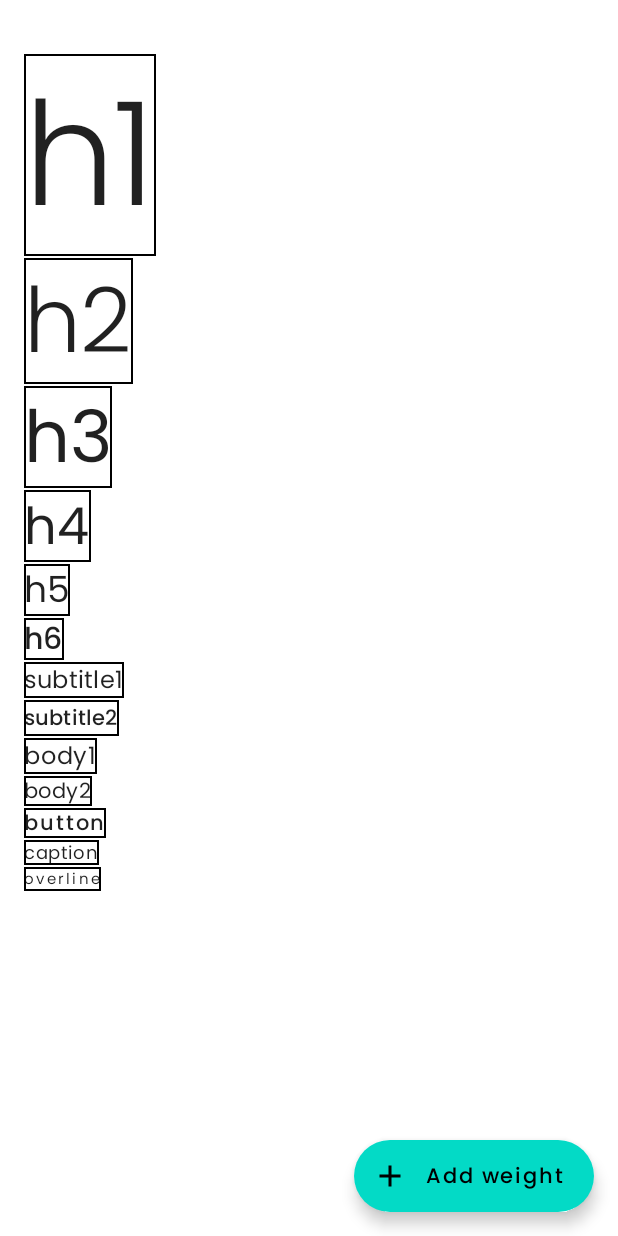
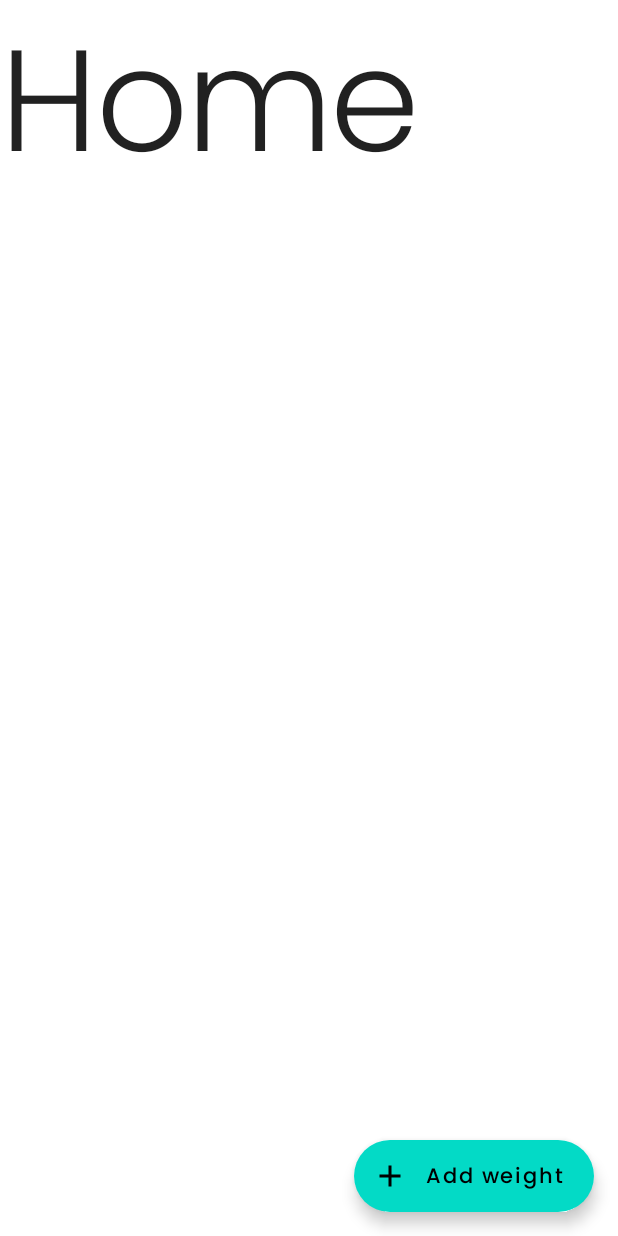
Before and after one commit to ARES-ID/Daedalus, an Android app built with Jetpack Compose: the screen it shows after launch (MainActivity), on a phone screen of 412 x 824 dp. Run offline under Robolectric (Android 15) with nearby library versions, the phone set to English and light mode, and no system bars; our stand-ins replace Timber.

Commit message:
DDS-13 Jack wants to access a GEM (#3)
* Squashed commit of the following:

commit d9c69a00256d5777085b2c7db8afb63d559dce34
Author: René Jörg Spies <121259924+ReneSpies2@users.noreply.github.com>
Date:   Fri Dec 23 16:56:05 2022 +0100

    DDS-14 Jack wants to use a Logger (#2)

    DDS-14 Added timber

* DDS-13 Add navigation logic and gem subscreen

* DDS-13 Extract code

```diff
--- a/app/src/main/java/me/renespies/daedalus/MainActivity.kt
+++ b/app/src/main/java/me/renespies/daedalus/MainActivity.kt
@@ -1,6 +1,5 @@
 package me.renespies.daedalus
 
-import android.annotation.SuppressLint
 import android.os.Bundle
 import androidx.activity.ComponentActivity
 import androidx.activity.compose.setContent
@@ -13,11 +12,11 @@ import androidx.compose.material.Text
 import androidx.compose.material.icons.Icons
 import androidx.compose.material.icons.filled.Add
 import androidx.compose.ui.Modifier
-import me.renespies.daedalus.gem.GemScreen
+import androidx.navigation.compose.rememberNavController
+import me.renespies.daedalus.navigation.NavigationHost
 import me.renespies.daedalus.ui.theme.DaedalusTheme
 
 class MainActivity : ComponentActivity() {
-    @SuppressLint("UnusedMaterialScaffoldPaddingParameter")
     override fun onCreate(savedInstanceState: Bundle?) {
         super.onCreate(savedInstanceState)
         setContent {
@@ -39,7 +38,7 @@ class MainActivity : ComponentActivity() {
                             onClick = { /*TODO*/ },
                         )
                     },
-                    content = { GemScreen() },
+                    content = { NavigationHost(rememberNavController(), it) },
                 )
             }
         }
--- a/app/src/main/java/me/renespies/daedalus/compose/Extensions.kt
+++ b/app/src/main/java/me/renespies/daedalus/compose/Extensions.kt
@@ -1,10 +1,13 @@
 package me.renespies.daedalus.compose
 
+import androidx.compose.foundation.gestures.detectTapGestures
 import androidx.compose.foundation.layout.Spacer
 import androidx.compose.foundation.layout.height
 import androidx.compose.foundation.layout.padding
 import androidx.compose.runtime.Composable
 import androidx.compose.ui.Modifier
+import androidx.compose.ui.input.pointer.pointerInput
+import me.renespies.daedalus.BuildConfig
 import me.renespies.daedalus.ui.theme.Spacings
 
 fun Modifier.verticalSpacingXXL() = padding(vertical = Spacings.XXL)
@@ -14,3 +17,11 @@ fun Modifier.horizontalSpacingM() = padding(horizontal = Spacings.M)
 fun VerticalSpacerXL() {
     Spacer(modifier = Modifier.height(Spacings.XL))
 }
+
+fun Modifier.greenEngineeringMenuGestureDetector(vararg keys: Any?, onDetection: () -> Unit): Modifier {
+    return if (BuildConfig.DEBUG) {
+        pointerInput(keys) {
+            detectTapGestures(onDoubleTap = { onDetection() })
+        }
+    } else this
+}
--- a/app/src/main/java/me/renespies/daedalus/gem/GemScreen.kt
+++ /dev/null
@@ -1,201 +0,0 @@
-package me.renespies.daedalus.gem
-
-import androidx.compose.foundation.BorderStroke
-import androidx.compose.foundation.border
-import androidx.compose.foundation.layout.Column
-import androidx.compose.foundation.layout.Spacer
-import androidx.compose.foundation.layout.fillMaxSize
-import androidx.compose.foundation.layout.height
-import androidx.compose.foundation.layout.navigationBarsPadding
-import androidx.compose.foundation.rememberScrollState
-import androidx.compose.foundation.verticalScroll
-import androidx.compose.material.MaterialTheme
-import androidx.compose.material.Text
-import androidx.compose.runtime.Composable
-import androidx.compose.ui.Modifier
-import androidx.compose.ui.graphics.Color
-import androidx.compose.ui.unit.dp
-import me.renespies.daedalus.compose.horizontalSpacingM
-import me.renespies.daedalus.compose.verticalSpacingXXL
-
-@Suppress("LongMethod")
-@Composable
-fun GemScreen() {
-    Column(
-        modifier = Modifier
-            .fillMaxSize()
-            .verticalScroll(rememberScrollState())
-            .verticalSpacingXXL()
-            .navigationBarsPadding(),
-        content = {
-            Text(
-                text = "h1",
-                modifier = Modifier
-                    .horizontalSpacingM()
-                    .border(
-                        border = BorderStroke(
-                            width = 1.dp,
-                            color = Color.Black
-                        )
-                    ),
-                style = MaterialTheme.typography.h1
-            )
-            Spacer(modifier = Modifier.height(1.dp))
-            Text(
-                text = "h2",
-                modifier = Modifier
-                    .horizontalSpacingM()
-                    .border(
-                        border = BorderStroke(
-                            width = 1.dp,
-                            color = Color.Black
-                        )
-                    ),
-                style = MaterialTheme.typography.h2
-            )
-            Spacer(modifier = Modifier.height(1.dp))
-            Text(
-                text = "h3",
-                modifier = Modifier
-                    .horizontalSpacingM()
-                    .border(
-                        border = BorderStroke(
-                            width = 1.dp,
-                            color = Color.Black
-                        )
-                    ),
-                style = MaterialTheme.typography.h3
-            )
-            Spacer(modifier = Modifier.height(1.dp))
-            Text(
-                text = "h4",
-                modifier = Modifier
-                    .horizontalSpacingM()
-                    .border(
-                        border = BorderStroke(
-                            width = 1.dp,
-                            color = Color.Black
-                        )
-                    ),
-                style = MaterialTheme.typography.h4
-            )
-            Spacer(modifier = Modifier.height(1.dp))
-            Text(
-                text = "h5",
-                modifier = Modifier
-                    .horizontalSpacingM()
-                    .border(
-                        border = BorderStroke(
-                            width = 1.dp,
-                            color = Color.Black
-                        )
-                    ),
-                style = MaterialTheme.typography.h5
-            )
-            Spacer(modifier = Modifier.height(1.dp))
-            Text(
-                text = "h6",
-                modifier = Modifier
-                    .horizontalSpacingM()
-                    .border(
-                        border = BorderStroke(
-                            width = 1.dp,
-                            color = Color.Black
-                        )
-                    ),
-                style = MaterialTheme.typography.h6
-            )
-            Spacer(modifier = Modifier.height(1.dp))
-            Text(
-                text = "subtitle1",
-                modifier = Modifier
-                    .horizontalSpacingM()
-                    .border(
-                        border = BorderStroke(
-                            width = 1.dp,
-                            color = Color.Black
-                        )
-                    ),
-                style = MaterialTheme.typography.subtitle1
-            )
-            Spacer(modifier = Modifier.height(1.dp))
-            Text(
-                text = "subtitle2",
-                modifier = Modifier
-                    .horizontalSpacingM()
-                    .border(
-                        border = BorderStroke(
-                            width = 1.dp,
-                            color = Color.Black
-                        )
-                    ),
-                style = MaterialTheme.typography.subtitle2
-            )
-            Spacer(modifier = Modifier.height(1.dp))
-            Text(
-                text = "body1",
-                modifier = Modifier
-                    .horizontalSpacingM()
-                    .border(
-                        border = BorderStroke(
-                            width = 1.dp,
-                            color = Color.Black
-                        )
-                    ),
-                style = MaterialTheme.typography.body1
-            )
-            Spacer(modifier = Modifier.height(1.dp))
-            Text(
-                text = "body2",
-                modifier = Modifier
-                    .horizontalSpacingM()
-                    .border(
-                        border = BorderStroke(
-                            width = 1.dp,
-                            color = Color.Black
-                        )
-                    ),
-                style = MaterialTheme.typography.body2
-            )
-            Spacer(modifier = Modifier.height(1.dp))
-            Text(
-                text = "button",
-                modifier = Modifier
-                    .horizontalSpacingM()
-                    .border(
-                        border = BorderStroke(
-                            width = 1.dp,
-                            color = Color.Black
-                        )
-                    ),
-                style = MaterialTheme.typography.button
-            )
-            Spacer(modifier = Modifier.height(1.dp))
-            Text(
-                text = "caption",
-                modifier = Modifier
-                    .horizontalSpacingM()
-                    .border(
-                        border = BorderStroke(
-                            width = 1.dp,
-                            color = Color.Black
-                        )
-                    ),
-                style = MaterialTheme.typography.caption
-            )
-            Spacer(modifier = Modifier.height(1.dp))
-            Text(
-                text = "overline",
-                modifier = Modifier
-                    .horizontalSpacingM()
-                    .border(
-                        border = BorderStroke(
-                            width = 1.dp,
-                            color = Color.Black
-                        )
-                    ),
-                style = MaterialTheme.typography.overline
-            )
-        }
-    )
-}
--- /dev/null
+++ b/app/src/main/java/me/renespies/daedalus/greenengineeringmenu/GreenEngineeringMenu.kt
@@ -0,0 +1,5 @@
+package me.renespies.daedalus.greenengineeringmenu
+
+enum class GreenEngineeringMenu {
+    Typography
+}
--- /dev/null
+++ b/app/src/main/java/me/renespies/daedalus/navigation/NavigationHost.kt
@@ -0,0 +1,51 @@
+package me.renespies.daedalus.navigation
+
+import androidx.compose.foundation.layout.PaddingValues
+import androidx.compose.foundation.layout.fillMaxSize
+import androidx.compose.foundation.layout.padding
+import androidx.compose.material.MaterialTheme
+import androidx.compose.material.Text
+import androidx.compose.runtime.Composable
+import androidx.compose.ui.Modifier
+import androidx.navigation.NavHostController
+import androidx.navigation.compose.NavHost
+import androidx.navigation.compose.composable
+import me.renespies.daedalus.compose.greenEngineeringMenuGestureDetector
+import me.renespies.daedalus.greenengineeringmenu.GreenEngineeringMenuScreen
+import me.renespies.daedalus.greenengineeringmenu.TypographyGallery
+
+@Composable
+fun NavigationHost(controller: NavHostController, paddingValues: PaddingValues) {
+    NavHost(
+        navController = controller,
+        startDestination = Route.Home.actual,
+        modifier = Modifier
+            .fillMaxSize()
+            .padding(paddingValues)
+            .greenEngineeringMenuGestureDetector("navigationHost") {
+                controller.navigate(Route.GreenEngineeringMenu.Entry.actual) {
+                    launchSingleTop = true
+                }
+            },
+        builder = {
+            composable(
+                route = Route.GreenEngineeringMenu.Entry.actual,
+                content = {
+                    GreenEngineeringMenuScreen {
+                        controller.navigate(Route.GreenEngineeringMenu.Typography.actual)
+                    }
+                }
+            )
+            composable(
+                route = Route.Home.actual,
+                content = {
+                    Text(text = "Home", style = MaterialTheme.typography.h1)
+                }
+            )
+            composable(
+                route = Route.GreenEngineeringMenu.Typography.actual,
+                content = { TypographyGallery() }
+            )
+        }
+    )
+}
--- /dev/null
+++ b/app/src/main/java/me/renespies/daedalus/navigation/Route.kt
@@ -0,0 +1,10 @@
+package me.renespies.daedalus.navigation
+
+sealed class Route(val actual: String) {
+    sealed class GreenEngineeringMenu(subRoute: String) : Route("GreenEngineeringMenu#$subRoute") {
+        object Entry : GreenEngineeringMenu("Entry")
+        object Typography : GreenEngineeringMenu("Typography")
+    }
+
+    object Home : Route("Home")
+}
--- a/build.gradle.kts
+++ b/build.gradle.kts
@@ -9,6 +9,7 @@ plugins {
 }
 
 versionCatalogUpdate {
+    sortByKey.set(false)
     keep {
         keepUnusedVersions.set(true)
     }
--- a/gradle/libs.versions.toml
+++ b/gradle/libs.versions.toml
@@ -14,6 +14,7 @@ androidx-activityCompose = "androidx.activity:activity-compose:1.6.1"
 androidx-compose-material = { module = "androidx.compose.material:material", version.ref = "compose" }
 androidx-compose-ui = { module = "androidx.compose.ui:ui", version.ref = "compose" }
 androidx-compose-uiToolingPreview = { module = "androidx.compose.ui:ui-tooling-preview", version.ref = "compose" }
+androidx-compose-navigation = "androidx.navigation:navigation-compose:2.5.3"
 androidx-coreKtx = "androidx.core:core-ktx:1.9.0"
 androidx-lifecycle-runtimeKtx = "androidx.lifecycle:lifecycle-runtime-ktx:2.5.1"
 timber = "com.jakewharton.timber:timber:5.0.1"
@@ -39,6 +40,7 @@ androidx = [
     "androidx-compose-uiToolingPreview",
     "androidx-coreKtx",
     "androidx-lifecycle-runtimeKtx",
+    "androidx-compose-navigation"
 ]
 debug = [
     "debug-androidx-compose-uiTestManifest",
```
Also changed, not shown: app/src/main/java/me/renespies/daedalus/greenengineeringmenu/GreenEngineeringMenuScreen.kt (added, +55 -0 lines), app/src/main/java/me/renespies/daedalus/greenengineeringmenu/TypographyGallery.kt (added, +160 -0 lines).
